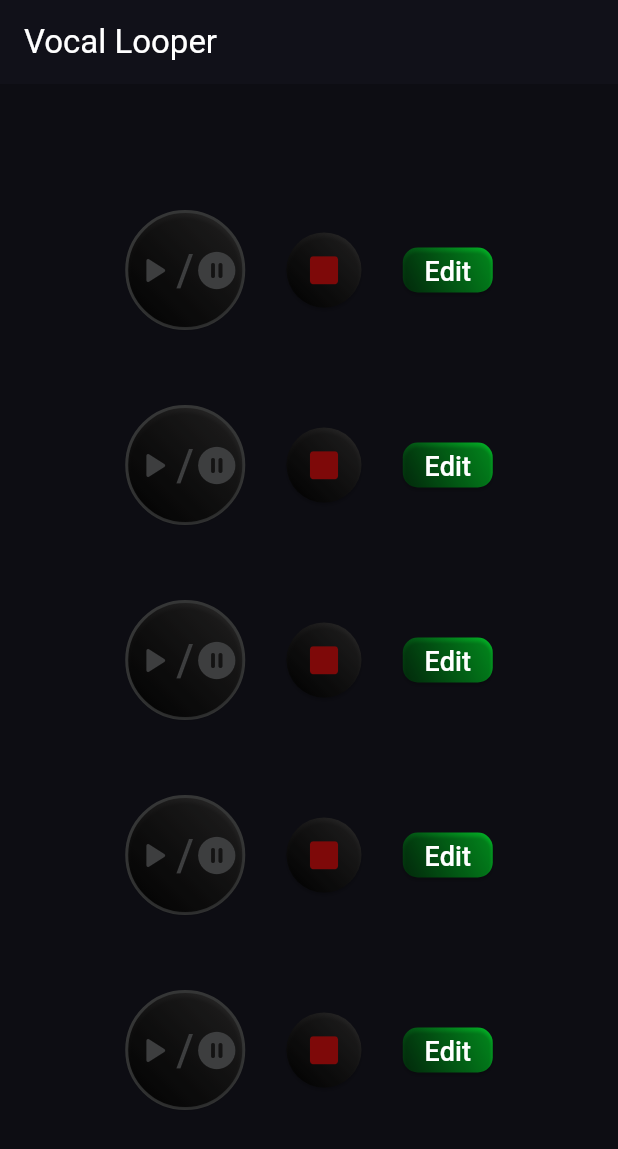
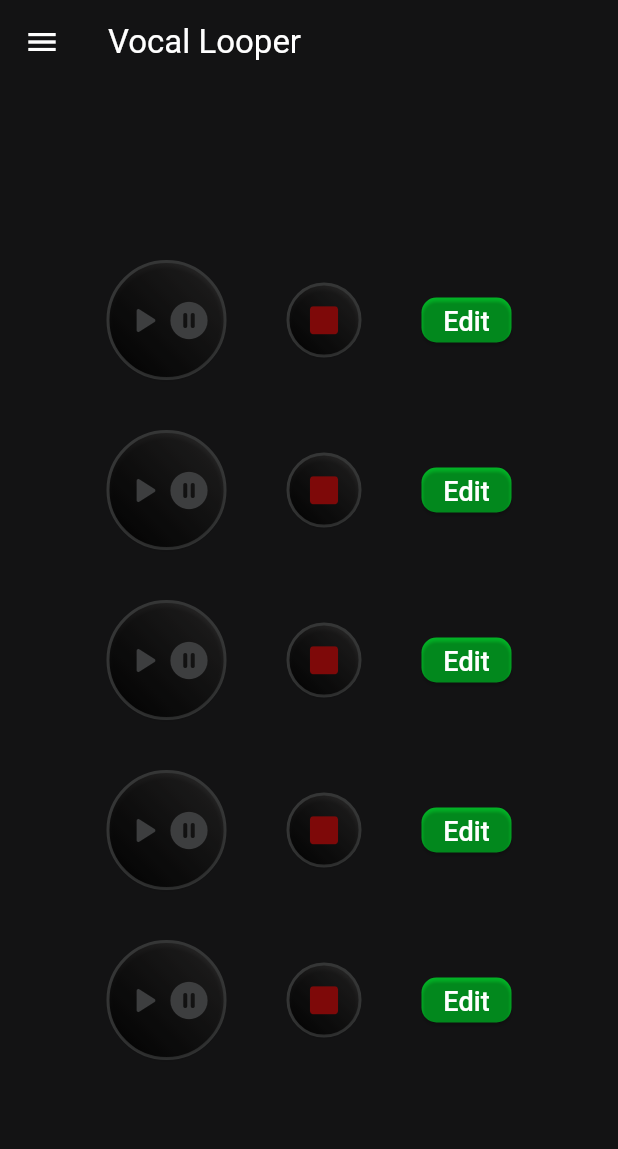
Before and after one commit to ondrey-16/Voice-Looper-Mobile-App, a Flutter app: the screen it shows after launch, on a phone screen of 412 x 824 dp. Shown: the top 1149 px of the screen. Run offline on Flutter 3.47's test engine with Material 3 defaults, Android fonts, the light colour scheme and no system bars.

Commit message:
Added drawer to main scaffold. Modified colors ad buttons

```diff
--- a/vocal_looper_app/lib/loop_path.dart
+++ b/vocal_looper_app/lib/loop_path.dart
@@ -4,7 +4,7 @@ class LoopPath extends StatelessWidget {
   @override
   Widget build(BuildContext context) {
     return SizedBox(
-      width: 300,
+      width: 350,
       child: Row(
         mainAxisAlignment: MainAxisAlignment.spaceEvenly,
         children: [
@@ -42,13 +42,6 @@ class LoopPath extends StatelessWidget {
                       color: Color.fromARGB(255, 61, 62, 63),
                       size: 30,
                     ),
-                    Text(
-                      '/',
-                      style: TextStyle(
-                        color: Color.fromARGB(255, 61, 62, 63),
-                        fontSize: 30,
-                      ),
-                    ),
                     Icon(
                       Icons.pause_circle_filled_rounded,
                       color: Color.fromARGB(255, 61, 62, 63),
@@ -73,6 +66,10 @@ class LoopPath extends StatelessWidget {
                     Color.fromARGB(255, 44, 43, 43),
                   ],
                 ),
+                border: Border.all(
+                  color: Color.fromARGB(255, 53, 54, 54),
+                  width: 2,
+                ),
               ),
               child: ElevatedButton(
                 clipBehavior: Clip.antiAlias,
@@ -96,14 +93,7 @@ class LoopPath extends StatelessWidget {
               decoration: BoxDecoration(
                 shape: BoxShape.rectangle,
                 borderRadius: BorderRadius.circular(10),
-                gradient: LinearGradient(
-                  begin: Alignment.bottomLeft,
-                  end: Alignment.topRight,
-                  colors: [
-                    Color.fromARGB(255, 3, 54, 15),
-                    Color.fromARGB(255, 2, 188, 39),
-                  ],
-                ),
+                color: Color.fromARGB(255, 2, 188, 39),
               ),
               child: ElevatedButton(
                 clipBehavior: Clip.antiAlias,
--- a/vocal_looper_app/lib/main.dart
+++ b/vocal_looper_app/lib/main.dart
@@ -14,7 +14,7 @@ class MainApp extends StatelessWidget {
       title: 'Vocal Looper',
       theme: ThemeData(
         brightness: Brightness.dark,
-        scaffoldBackgroundColor: const Color.fromARGB(255, 13, 13, 19),
+        scaffoldBackgroundColor: Color.fromARGB(255, 19, 19, 20),
         colorScheme: const ColorScheme.dark(
           primary: Color(0xFF58A6FF),
           secondary: Color(0xFF7EE787),
@@ -22,15 +22,16 @@ class MainApp extends StatelessWidget {
           error: Color(0xFFF85149),
         ),
         appBarTheme: const AppBarTheme(
-          backgroundColor: Color.fromARGB(255, 17, 17, 25),
+          backgroundColor: Color.fromARGB(255, 19, 19, 20),
           elevation: 0,
         ),
       ),
       home: Scaffold(
+        drawer: Drawer(),
         appBar: AppBar(title: Text('Vocal Looper')),
         body: Center(
           child: SizedBox(
-            height: 700,
+            height: 600,
             child: Column(
               mainAxisAlignment: MainAxisAlignment.spaceEvenly,
               children: [for (int i = 0; i < 5; i++) LoopPath()],
```
